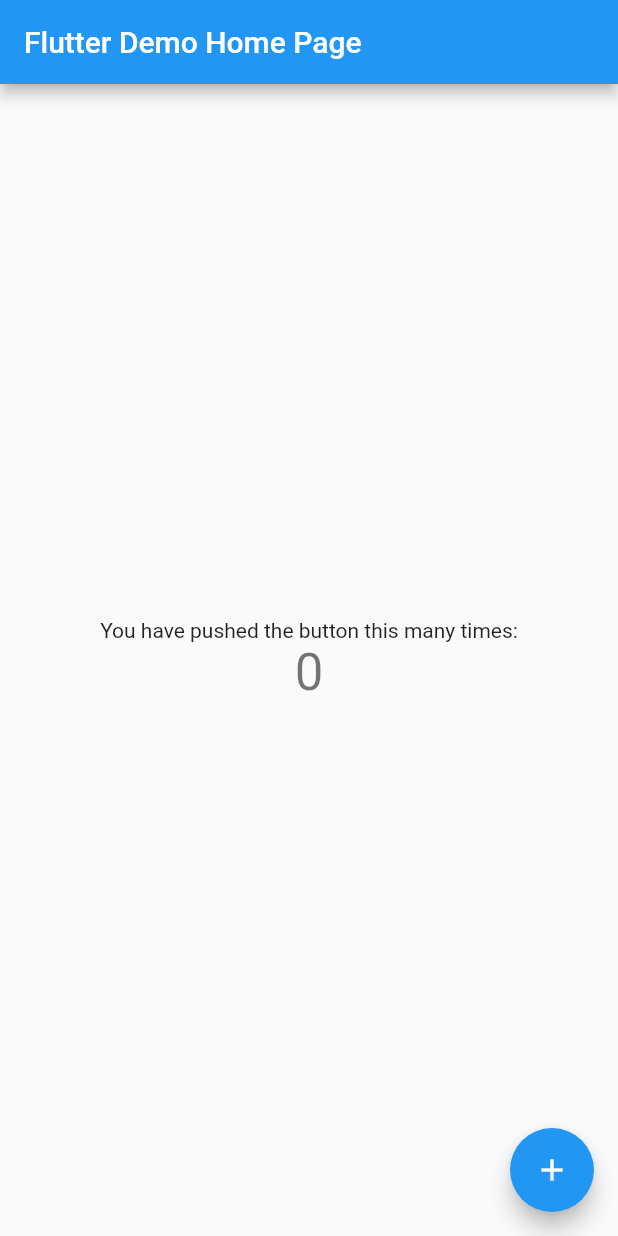
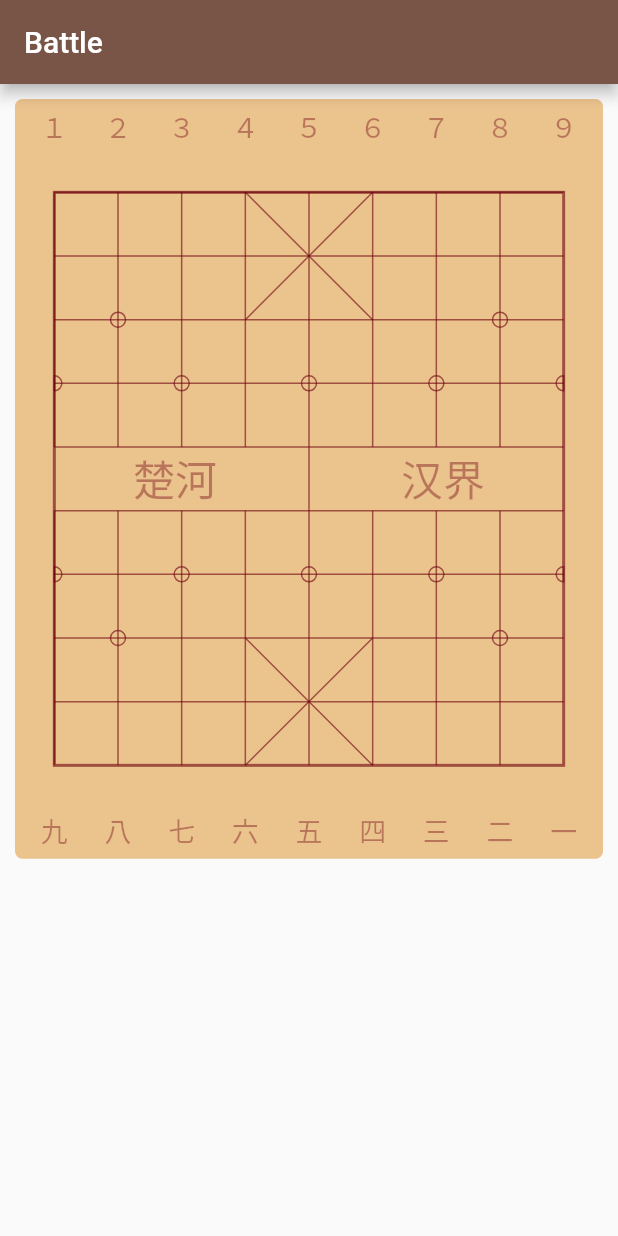
Before and after one commit to mutoe/chessroad, a Flutter app: the screen it shows after launch, on a phone screen of 412 x 824 dp. Run offline on Flutter 3.47's test engine with Material 2 defaults, Android fonts, the light colour scheme and no system bars.

Commit message:
feat: add chess board layout

```diff
--- /dev/null
+++ b/lib/board/board-painter.dart
@@ -0,0 +1,143 @@
+import 'dart:math';
+
+import 'package:chessroad/board/board-widget.dart';
+import 'package:chessroad/common/color-constants.dart';
+import 'package:flutter/material.dart';
+
+class BoardPainter extends CustomPainter {
+  final double width;
+  final double gridWidth;
+  final double squareSide;
+  final thePaint = Paint();
+
+  BoardPainter({@required this.width})
+      : gridWidth = (width - BoardWidget.Padding * 2) * 8 / 9,
+        squareSide = (width - BoardWidget.Padding * 2) / 9;
+
+  static doPaint(
+    Canvas canvas,
+    Paint paint,
+    double gridWidth,
+    double squareSide, {
+    double offsetX,
+    double offsetY,
+  }) {
+    paint.color = ColorConstants.BoardLine;
+    paint.style = PaintingStyle.stroke;
+
+    var left = offsetX;
+    var top = offsetY;
+
+    // outer border
+    paint.strokeWidth = 2;
+    canvas.drawRect(Rect.fromLTWH(left, top, gridWidth, squareSide * 9), paint);
+
+    // center axis
+    paint.strokeWidth = 1;
+    canvas.drawLine(
+      Offset(left + gridWidth / 2, top),
+      Offset(
+        left + gridWidth / 2,
+        top + squareSide * 9,
+      ),
+      paint,
+    );
+
+    // 8x horizontal line
+    for (var i = 0; i < 9; ++i) {
+      canvas.drawLine(
+        Offset(left, top + squareSide * i),
+        Offset(left + gridWidth, top + squareSide * i),
+        paint,
+      );
+    }
+
+    // 6x short vertical line
+    for (var i = 0; i < 8; ++i) {
+      if (i == 4) continue;
+
+      canvas.drawLine(
+        Offset(left + squareSide * i, top),
+        Offset(left + squareSide * i, top + squareSide * 4),
+        paint,
+      );
+      canvas.drawLine(
+        Offset(left + squareSide * i, top + squareSide * 5),
+        Offset(left + squareSide * i, top + squareSide * 9),
+        paint,
+      );
+    }
+
+    // 4x slash in the nine-block
+    canvas.drawLine(
+      Offset(left + squareSide * 3, top),
+      Offset(left + squareSide * 5, top + squareSide * 2),
+      paint,
+    );
+    canvas.drawLine(
+      Offset(left + squareSide * 5, top),
+      Offset(left + squareSide * 3, top + squareSide * 2),
+      paint,
+    );
+    canvas.drawLine(
+      Offset(left + squareSide * 3, top + squareSide * 7),
+      Offset(left + squareSide * 5, top + squareSide * 9),
+      paint,
+    );
+    canvas.drawLine(
+      Offset(left + squareSide * 5, top + squareSide * 7),
+      Offset(left + squareSide * 3, top + squareSide * 9),
+      paint,
+    );
+
+    // cannon / batman position
+    final List<Offset> positions = [
+      // cannon position
+      Offset(left + squareSide * 1, top + squareSide * 2),
+      Offset(left + squareSide * 7, top + squareSide * 2),
+      Offset(left + squareSide * 1, top + squareSide * 7),
+      Offset(left + squareSide * 7, top + squareSide * 7),
+      // batman position
+      Offset(left + squareSide * 2, top + squareSide * 3),
+      Offset(left + squareSide * 4, top + squareSide * 3),
+      Offset(left + squareSide * 6, top + squareSide * 3),
+      Offset(left + squareSide * 2, top + squareSide * 6),
+      Offset(left + squareSide * 4, top + squareSide * 6),
+      Offset(left + squareSide * 6, top + squareSide * 6),
+    ];
+    positions.forEach((pos) => canvas.drawCircle(pos, 5, paint));
+    final List<Offset> leftPositions = [
+      Offset(left, top + squareSide * 3),
+      Offset(left, top + squareSide * 6),
+    ];
+    final List<Offset> rightPositions = [
+      Offset(left + squareSide * 8, top + squareSide * 3),
+      Offset(left + squareSide * 8, top + squareSide * 6),
+    ];
+    leftPositions.forEach((pos) {
+      var rect = Rect.fromCenter(center: pos, width: 10, height: 10);
+      canvas.drawArc(rect, -pi / 2, pi, true, paint);
+    });
+    rightPositions.forEach((pos) {
+      var rect = Rect.fromCenter(center: pos, width: 10, height: 10);
+      canvas.drawArc(rect, pi / 2, pi, true, paint);
+    });
+  }
+
+  @override
+  void paint(Canvas canvas, Size size) {
+    doPaint(
+      canvas,
+      thePaint,
+      gridWidth,
+      squareSide,
+      offsetX: BoardWidget.Padding + squareSide / 2,
+      offsetY: BoardWidget.Padding + BoardWidget.DigitsHeight + squareSide / 2,
+    );
+  }
+
+  @override
+  bool shouldRepaint(CustomPainter oldDelegate) {
+    return false;
+  }
+}
--- /dev/null
+++ b/lib/board/board-widget.dart
@@ -0,0 +1,39 @@
+import 'package:chessroad/board/board-painter.dart';
+import 'package:chessroad/board/words-on-board.dart';
+
+import '../common/color-constants.dart';
+import 'package:flutter/material.dart';
+
+class BoardWidget extends StatelessWidget {
+  static const Padding = 5.0;
+  static const DigitsHeight = 36.0;
+
+  final double width, height;
+
+  BoardWidget({@required this.width})
+      : height = (width - Padding * 2) / 9 * 10 + (Padding + DigitsHeight) * 2;
+
+  @override
+  Widget build(BuildContext context) {
+    return Container(
+      width: width,
+      height: height,
+      decoration: BoxDecoration(
+        borderRadius: BorderRadius.circular(5),
+        color: ColorConstants.BoardBackground,
+      ),
+      child: CustomPaint(
+        painter: BoardPainter(width: width),
+        child: Container(
+          margin: EdgeInsets.symmetric(
+            vertical: Padding,
+            horizontal: (width - Padding * 2) / 9 / 2 +
+                Padding -
+                WordsOnBoard.DigitsFontSize / 2,
+          ),
+          child: WordsOnBoard(),
+        ),
+      ),
+    );
+  }
+}
--- /dev/null
+++ b/lib/board/words-on-board.dart
@@ -0,0 +1,50 @@
+import 'package:chessroad/common/color-constants.dart';
+import 'package:flutter/material.dart';
+
+class WordsOnBoard extends StatelessWidget {
+  static const DigitsFontSize = 18.0;
+
+  @override
+  Widget build(BuildContext context) {
+    final blackColumns = '１２３４５６７８９';
+    final redColumns = '九八七六五四三二一';
+    final List<Widget> blackChildren = [];
+    final List<Widget> redChildren = [];
+
+    final digitsStyle = TextStyle(fontSize: DigitsFontSize);
+    final riverTipsStyle = TextStyle(fontSize: 28.0);
+
+    for (var i = 0; i < 9; ++i) {
+      blackChildren.add(Text(blackColumns[i], style: digitsStyle));
+      redChildren.add(Text(redColumns[i], style: digitsStyle));
+
+      if (i < 8) {
+        blackChildren.add(Expanded(child: SizedBox()));
+        redChildren.add(Expanded(child: SizedBox()));
+      }
+    }
+
+    final riverTips = Row(
+      children: [
+        Expanded(child: SizedBox()),
+        Text('楚河', style: riverTipsStyle),
+        Expanded(child: SizedBox(), flex: 2),
+        Text('汉界', style: riverTipsStyle),
+        Expanded(child: SizedBox()),
+      ],
+    );
+
+    return DefaultTextStyle(
+      style: TextStyle(color: ColorConstants.BoardTips),
+      child: Column(
+        children: [
+          Row(children: blackChildren),
+          Expanded(child: SizedBox()),
+          riverTips,
+          Expanded(child: SizedBox()),
+          Row(children: redChildren),
+        ],
+      ),
+    );
+  }
+}
--- a/lib/main.dart
+++ b/lib/main.dart
@@ -1,117 +1,17 @@
+import 'package:chessroad/routes/battle-page.dart';
 import 'package:flutter/material.dart';
 
 void main() {
-  runApp(MyApp());
+  runApp(ChessRoadApp());
 }
 
-class MyApp extends StatelessWidget {
-  // This widget is the root of your application.
+class ChessRoadApp extends StatelessWidget {
   @override
   Widget build(BuildContext context) {
     return MaterialApp(
-      title: 'Flutter Demo',
-      theme: ThemeData(
-        // This is the theme of your application.
-        //
-        // Try running your application with "flutter run". You'll see the
-        // application has a blue toolbar. Then, without quitting the app, try
-        // changing the primarySwatch below to Colors.green and then invoke
-        // "hot reload" (press "r" in the console where you ran "flutter run",
-        // or simply save your changes to "hot reload" in a Flutter IDE).
-        // Notice that the counter didn't reset back to zero; the application
-        // is not restarted.
-        primarySwatch: Colors.blue,
-        // This makes the visual density adapt to the platform that you run
-        // the app on. For desktop platforms, the controls will be smaller and
-        // closer together (more dense) than on mobile platforms.
-        visualDensity: VisualDensity.adaptivePlatformDensity,
-      ),
-      home: MyHomePage(title: 'Flutter Demo Home Page'),
+      theme: ThemeData(primarySwatch: Colors.brown),
+      debugShowCheckedModeBanner: false,
+      home: BattlePage(),
     );
   }
 }
-
-class MyHomePage extends StatefulWidget {
-  MyHomePage({Key key, this.title}) : super(key: key);
-
-  // This widget is the home page of your application. It is stateful, meaning
-  // that it has a State object (defined below) that contains fields that affect
-  // how it looks.
-
-  // This class is the configuration for the state. It holds the values (in this
-  // case the title) provided by the parent (in this case the App widget) and
-  // used by the build method of the State. Fields in a Widget subclass are
-  // always marked "final".
-
-  final String title;
-
-  @override
-  _MyHomePageState createState() => _MyHomePageState();
-}
-
-class _MyHomePageState extends State<MyHomePage> {
-  int _counter = 0;
-
-  void _incrementCounter() {
-    setState(() {
-      // This call to setState tells the Flutter framework that something has
-      // changed in this State, which causes it to rerun the build method below
-      // so that the display can reflect the updated values. If we changed
-      // _counter without calling setState(), then the build method would not be
-      // called again, and so nothing would appear to happen.
-      _counter++;
-    });
-  }
-
-  @override
-  Widget build(BuildContext context) {
-    // This method is rerun every time setState is called, for instance as done
-    // by the _incrementCounter method above.
-    //
-    // The Flutter framework has been optimized to make rerunning build methods
-    // fast, so that you can just rebuild anything that needs updating rather
-    // than having to individually change instances of widgets.
-    return Scaffold(
-      appBar: AppBar(
-        // Here we take the value from the MyHomePage object that was created by
-        // the App.build method, and use it to set our appbar title.
-        title: Text(widget.title),
-      ),
-      body: Center(
-        // Center is a layout widget. It takes a single child and positions it
-        // in the middle of the parent.
-        child: Column(
-          // Column is also a layout widget. It takes a list of children and
-          // arranges them vertically. By default, it sizes itself to fit its
-          // children horizontally, and tries to be as tall as its parent.
-          //
-          // Invoke "debug painting" (press "p" in the console, choose the
-          // "Toggle Debug Paint" action from the Flutter Inspector in Android
-          // Studio, or the "Toggle Debug Paint" command in Visual Studio Code)
-          // to see the wireframe for each widget.
-          //
-          // Column has various properties to control how it sizes itself and
-          // how it positions its children. Here we use mainAxisAlignment to
-          // center the children vertically; the main axis here is the vertical
-          // axis because Columns are vertical (the cross axis would be
-          // horizontal).
-          mainAxisAlignment: MainAxisAlignment.center,
-          children: <Widget>[
-            Text(
-              'You have pushed the button this many times:',
-            ),
-            Text(
-              '$_counter',
-              style: Theme.of(context).textTheme.headline4,
-            ),
-          ],
-        ),
-      ),
-      floatingActionButton: FloatingActionButton(
-        onPressed: _incrementCounter,
-        tooltip: 'Increment',
-        child: Icon(Icons.add),
-      ), // This trailing comma makes auto-formatting nicer for build methods.
-    );
-  }
-}
--- /dev/null
+++ b/lib/routes/battle-page.dart
@@ -0,0 +1,24 @@
+import 'package:chessroad/board/board-widget.dart';
+import 'package:flutter/material.dart';
+
+class BattlePage extends StatelessWidget {
+  static const BoardMarginVertical = 10.0;
+  static const BoardMarginHorizontal = 10.0;
+
+  @override
+  Widget build(BuildContext context) {
+    final windowSize = MediaQuery.of(context).size;
+    final boardHeight = windowSize.width - BoardMarginHorizontal * 2;
+
+    return Scaffold(
+      appBar: AppBar(title: Text('Battle')),
+      body: Container(
+        margin: const EdgeInsets.symmetric(
+          horizontal: BoardMarginHorizontal,
+          vertical: BoardMarginVertical,
+        ),
+        child: BoardWidget(width: boardHeight),
+      ),
+    );
+  }
+}
```
Also changed, not shown: 1 other file.
